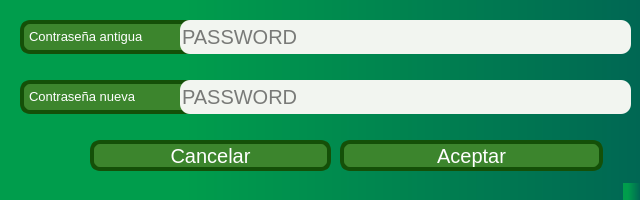
Qt form src/view/ui/change_password_view.ui (DavidTabuyo/SIFABUL_2.0) before a commit.
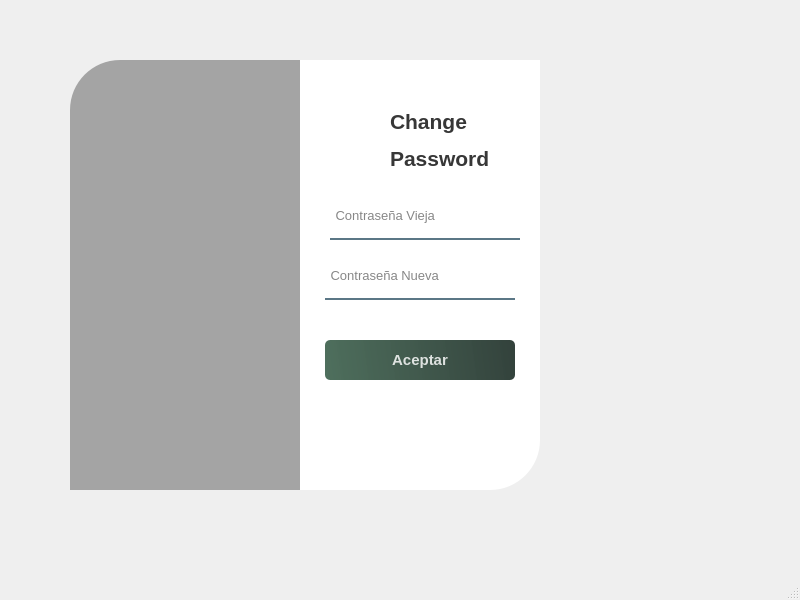
The same form after that commit. Icons and pictures are not drawn.

Commit message: Actualización en los ui

Patch:
```diff
--- a/src/view/ui/change_password_view.ui
+++ b/src/view/ui/change_password_view.ui
@@ -2,161 +2,242 @@
 <ui version="4.0">
  <class>MainWindow</class>
  <widget class="QMainWindow" name="MainWindow">
-  <property name="enabled">
-   <bool>true</bool>
-  </property>
   <property name="geometry">
    <rect>
     <x>0</x>
     <y>0</y>
-    <width>640</width>
-    <height>200</height>
+    <width>800</width>
+    <height>600</height>
    </rect>
   </property>
-  <property name="minimumSize">
-   <size>
-    <width>640</width>
-    <height>200</height>
-   </size>
-  </property>
-  <property name="maximumSize">
-   <size>
-    <width>640</width>
-    <height>200</height>
-   </size>
-  </property>
-  <property name="baseSize">
-   <size>
-    <width>640</width>
-    <height>200</height>
-   </size>
-  </property>
   <property name="windowTitle">
    <string>MainWindow</string>
   </property>
-  <property name="styleSheet">
-   <string notr="true">background-color: qlineargradient(spread:pad, x1:0, y1:0, x2:1, y2:0, stop:0 rgba(0, 0, 0, 255), stop:1 rgba(255, 255, 255, 255));
-background-color: qlineargradient(spread:pad, x1:0, y1:0, x2:1, y2:0, stop:0 rgba(0, 103, 83, 255), stop:0.930348 rgba(0, 157, 76, 255));
-background-color: qlineargradient(spread:pad, x1:0, y1:0, x2:1, y2:0, stop:0.288557 rgba(0, 157, 76, 255), stop:1 rgba(0, 103, 83, 255));</string>
-  </property>
   <widget class="QWidget" name="centralwidget">
-   <widget class="QLineEdit" name="Password">
+   <widget class="QWidget" name="widget" native="true">
     <property name="geometry">
      <rect>
-      <x>180</x>
-      <y>80</y>
-      <width>451</width>
-      <height>34</height>
+      <x>30</x>
+      <y>30</y>
+      <width>550</width>
+      <height>500</height>
      </rect>
     </property>
     <property name="styleSheet">
-     <string notr="true">border: 4px solid
- #293133; border-radius: 10px; font-size: 20px; background-color: #f2f5f0;</string>
+     <string notr="true">QPushButton#pushButton {
+    background-color: qlineargradient(spread: pad, x1: 0, y1: 0.505682, x2: 1, y2: 0.477, stop: 0 rgba(49, 87, 66, 219), stop: 1 rgba(25, 42, 35, 226));
+    color: rgba(255, 255, 255, 210);
+    border-radius: 5px;
+}
+
+QPushButton#pushButton:hover {
+    background-color: qlineargradient(spread: pad, x1: 0, y1: 0.505682, x2: 1, y2: 0.477, stop: 0 rgba(38, 66, 50, 219), stop: 1 rgba(19, 31, 26, 226));
+}
+
+QPushButton#pushButton:pressed {
+    padding-left: 5px;
+    padding-top: 5px;
+    background-color: rgba(38, 66, 50, 255);
+}
+
+QPushButton#pushButton:pressed {
+    padding-left: 5px;
+    padding-top: 5px;
+    background-color: rgba(49, 87, 66, 255);
+}
+
+QPushButton#pushButton_2 {
+    background-color: rgba(0, 0, 0, 0);
+    color: rgba(85, 98, 112, 255);
+    border-radius: 5px;
+}
+
+QPushButton#pushButton_2:hover {
+    color: rgba(131, 96, 53, 255);
+}
+
+QPushButton#pushButton_2:pressed {
+    padding-left: 5px;
+    padding-top: 5px;
+    background-color: rgba(91, 88, 53, 255);
+}
+
+QPushButton#pushButton_2:pressed {
+    padding-left: 5px;
+    padding-top: 5px;
+    background-color: rgba(49, 87, 66, 255);
+}</string>
     </property>
-    <property name="echoMode">
-     <enum>QLineEdit::Password</enum>
-    </property>
-    <property name="placeholderText">
-     <string>PASSWORD</string>
-    </property>
-   </widget>
    <widget class="QLabel" name="label">
     <property name="geometry">
      <rect>
-      <x>20</x>
-      <y>20</y>
-      <width>181</width>
-      <height>34</height>
+       <x>40</x>
+       <y>30</y>
+       <width>280</width>
+       <height>430</height>
      </rect>
     </property>
     <property name="styleSheet">
-     <string notr="true">border: 4px solid #145008  ; border-radius: 10px; font-size: 20px; background-color:    #3c852d  ;</string>
+      <string notr="true">border-image: url(:/images/6ef95b76fbbac79716b698fb1bf38407.jpg);
+border-top-left-radius:50px;</string>
     </property>
     <property name="text">
-     <string>&lt;html&gt;&lt;head/&gt;&lt;body&gt;&lt;p&gt;&lt;span style=&quot; font-size:10pt; color:#ffffff;&quot;&gt;Contraseña antigua&lt;/span&gt;&lt;/p&gt;&lt;/body&gt;&lt;/html&gt;</string>
-    </property>
-   </widget>
-   <widget class="QPushButton" name="boton1">
+      <string/>
+     </property>
+    </widget>
+    <widget class="QLabel" name="label_2">
     <property name="geometry">
      <rect>
-      <x>340</x>
-      <y>140</y>
-      <width>263</width>
-      <height>31</height>
-     </rect>
-    </property>
-    <property name="cursor">
-     <cursorShape>OpenHandCursor</cursorShape>
-    </property>
+       <x>40</x>
+       <y>30</y>
+       <width>280</width>
+       <height>430</height>
+      </rect>
+     </property>
+     <property name="styleSheet">
+      <string notr="true">background-color:rgba(0, 0, 0, 80);
+border-top-left-radius:50px;</string>
+     </property>
+     <property name="text">
+      <string/>
+     </property>
+    </widget>
+    <widget class="QLabel" name="label_3">
+     <property name="geometry">
+      <rect>
+       <x>270</x>
+       <y>30</y>
+       <width>240</width>
+       <height>430</height>
+      </rect>
+     </property>
     <property name="styleSheet">
-     <string notr="true">border: 4px solid #145008  ; border-radius: 10px; font-size: 20px; background-color:     #3c852d  ; color: white;
+      <string notr="true">background-color:rgba(255, 255, 255, 255);
+border-bottom-right-radius: 50px;</string>
+     </property>
+     <property name="text">
+      <string/>
+     </property>
+    </widget>
+    <widget class="QLabel" name="label_4">
+     <property name="geometry">
+      <rect>
+       <x>360</x>
+       <y>70</y>
+       <width>140</width>
+       <height>81</height>
+      </rect>
+     </property>
+     <property name="font">
+      <font>
+       <pointsize>20</pointsize>
+       <weight>75</weight>
+       <bold>true</bold>
+      </font>
+     </property>
+     <property name="styleSheet">
+      <string notr="true">color:rgba(0, 0, 0, 200);</string>
+     </property>
+     <property name="text">
+      <string>&lt;html&gt;&lt;head/&gt;&lt;body&gt;&lt;p&gt;&lt;span style=&quot; font-size:16pt;&quot;&gt;Change &lt;/span&gt;&lt;/p&gt;&lt;p&gt;&lt;span style=&quot; font-size:16pt;&quot;&gt;Password&lt;/span&gt;&lt;/p&gt;&lt;/body&gt;&lt;/html&gt;</string>
+     </property>
+    </widget>
+    <widget class="QLineEdit" name="lineEdit_2">
+     <property name="geometry">
+      <rect>
+       <x>295</x>
+       <y>230</y>
+       <width>190</width>
+       <height>40</height>
+      </rect>
+     </property>
+     <property name="font">
+      <font>
+       <pointsize>10</pointsize>
+      </font>
+     </property>
+     <property name="styleSheet">
+      <string notr="true">background-color:rgba(0, 0, 0, 0);
+border:none;
+border-bottom:2px solid rgba(46, 82, 101, 200);
+color:rgba(0, 0, 0, 240);
+padding-bottom:7px;
 </string>
+     </property>
+     <property name="echoMode">
+      <enum>QLineEdit::Password</enum>
+     </property>
+     <property name="placeholderText">
+      <string> Contraseña Nueva</string>
+     </property>
+    </widget>
+    <widget class="QPushButton" name="pushButton">
+     <property name="geometry">
+      <rect>
+       <x>295</x>
+       <y>310</y>
+       <width>190</width>
+       <height>40</height>
+      </rect>
+     </property>
+     <property name="font">
+      <font>
+       <pointsize>11</pointsize>
+       <weight>75</weight>
+       <bold>true</bold>
+      </font>
     </property>
     <property name="text">
      <string>Aceptar</string>
     </property>
    </widget>
-   <widget class="QPushButton" name="BotonOk">
+    <widget class="QLabel" name="label_6">
     <property name="geometry">
      <rect>
-      <x>90</x>
-      <y>140</y>
-      <width>241</width>
-      <height>31</height>
-     </rect>
-    </property>
-    <property name="cursor">
-     <cursorShape>OpenHandCursor</cursorShape>
-    </property>
+       <x>280</x>
+       <y>70</y>
+       <width>76</width>
+       <height>71</height>
+      </rect>
+     </property>
     <property name="styleSheet">
-     <string notr="true">border: 4px solid #145008  ; border-radius: 10px; font-size: 20px; background-color:     #3c852d  ; color: white;</string>
+      <string notr="true">
+background-image: url(:/images/sifabulchiquito.html);</string>
     </property>
     <property name="text">
-     <string>Cancelar</string>
-    </property>
-   </widget>
-   <widget class="QLabel" name="label_5">
+      <string/>
+     </property>
+    </widget>
+    <widget class="QLineEdit" name="lineEdit_3">
     <property name="geometry">
      <rect>
-      <x>20</x>
-      <y>80</y>
-      <width>181</width>
-      <height>34</height>
-     </rect>
-    </property>
-    <property name="styleSheet">
-     <string notr="true">border: 4px solid #145008  ; border-radius: 10px; font-size: 20px; background-color:    #3c852d  ;</string>
-    </property>
-    <property name="text">
-     <string>&lt;html&gt;&lt;head/&gt;&lt;body&gt;&lt;p&gt;&lt;span style=&quot; font-size:10pt; color:#ffffff;&quot;&gt;Contraseña nueva&lt;/span&gt;&lt;/p&gt;&lt;/body&gt;&lt;/html&gt;</string>
-    </property>
-   </widget>
-   <widget class="QLineEdit" name="Password_2">
-    <property name="geometry">
-     <rect>
-      <x>180</x>
-      <y>20</y>
-      <width>451</width>
-      <height>34</height>
-     </rect>
-    </property>
+       <x>300</x>
+       <y>170</y>
+       <width>190</width>
+       <height>40</height>
+      </rect>
+     </property>
+     <property name="font">
+      <font>
+       <pointsize>10</pointsize>
+      </font>
+     </property>
     <property name="styleSheet">
-     <string notr="true">border: 4px solid
- #293133; border-radius: 10px; font-size: 20px; background-color: #f2f5f0;</string>
+      <string notr="true">background-color:rgba(0, 0, 0, 0);
+border:none;
+border-bottom:2px solid rgba(46, 82, 101, 200);
+color:rgba(0, 0, 0, 240);
+padding-bottom:7px;
+</string>
     </property>
     <property name="echoMode">
      <enum>QLineEdit::Password</enum>
     </property>
     <property name="placeholderText">
-     <string>PASSWORD</string>
-    </property>
-   </widget>
-   <zorder>label_5</zorder>
-   <zorder>label</zorder>
-   <zorder>Password</zorder>
-   <zorder>boton1</zorder>
-   <zorder>BotonOk</zorder>
-   <zorder>Password_2</zorder>
+      <string> Contraseña Vieja</string>
+     </property>
+    </widget>
+   </widget>
   </widget>
   <widget class="QMenuBar" name="menubar">
    <property name="geometry">
```
Left out of the diff: 6 changed lines with no effect on the pictures. Lines whose indentation alone changed are shown as unchanged. The commit also changes 1 other file.
